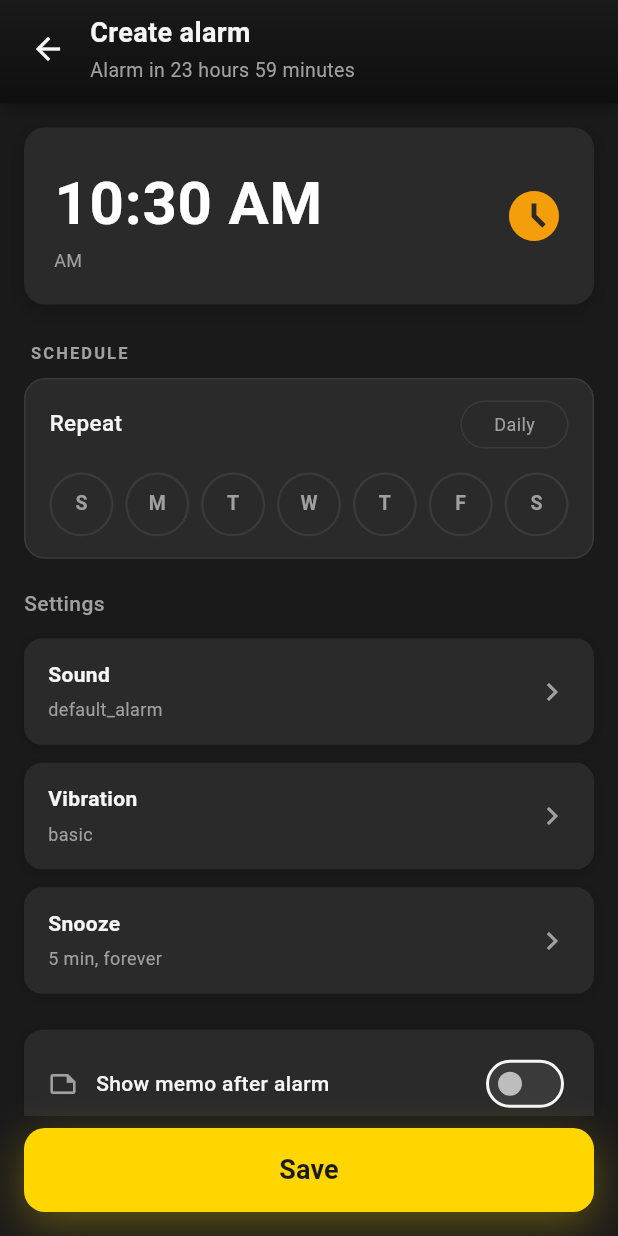
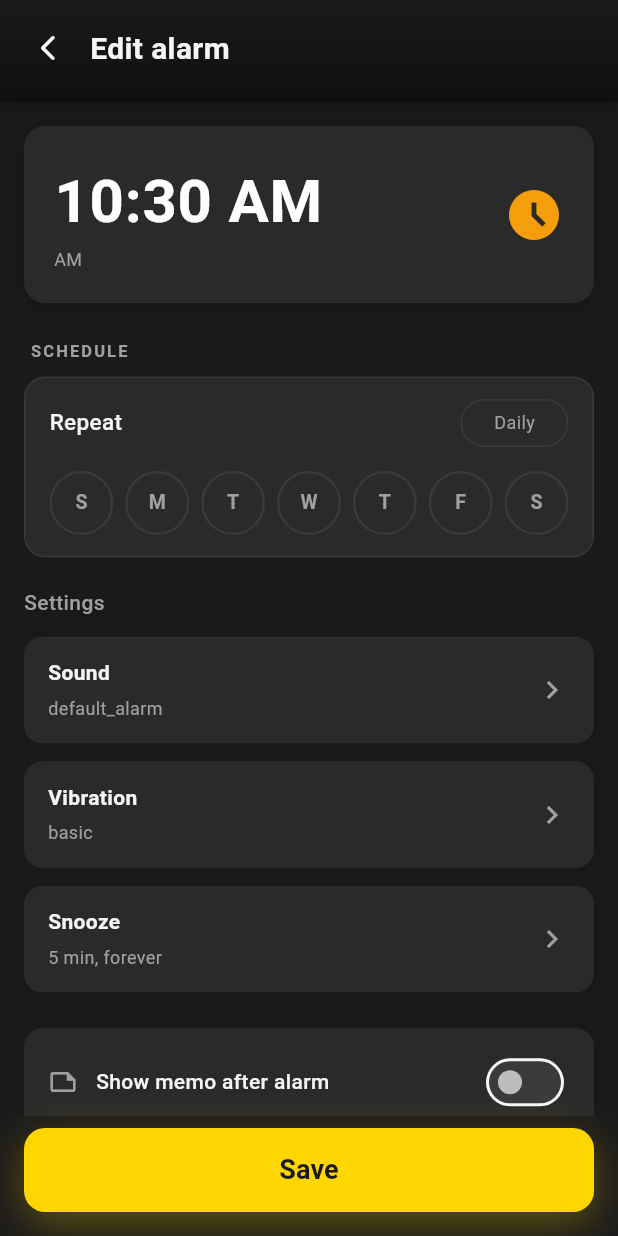
Before and after one commit to prathameshna/elevate, a Flutter app: the EditAlarmScreen screen opened directly, on a phone screen of 412 x 824 dp. Run offline on Flutter 3.47's test engine with Material 3 defaults, Android fonts, the phone set to English and light mode, and no system bars; our stand-ins replace flutter_local_notifications, permission_handler, shared_preferences, timezone; accounts and stored records are empty.

Commit message:
style: simplify EditAlarmScreen header per user request

```diff
--- a/lib/screens/edit_alarm_screen.dart
+++ b/lib/screens/edit_alarm_screen.dart
@@ -91,32 +91,6 @@ class _EditAlarmScreenState extends State<EditAlarmScreen> {
     super.dispose();
   }
 
-  String _getTimeUntilAlarm() {
-    final now = DateTime.now();
-    var alarmDateTime = DateTime(
-      now.year,
-      now.month,
-      now.day,
-      _selectedTime.hour,
-      _selectedTime.minute,
-    );
-
-    if (alarmDateTime.isBefore(now)) {
-      alarmDateTime = alarmDateTime.add(const Duration(days: 1));
-    }
-
-    final diff = alarmDateTime.difference(now);
-    final hours = diff.inHours;
-    final minutes = diff.inMinutes % 60;
-
-    if (hours == 0) {
-      return 'Alarm in $minutes minute${minutes != 1 ? 's' : ''}';
-    } else if (minutes == 0) {
-      return 'Alarm in $hours hour${hours != 1 ? 's' : ''}';
-    } else {
-      return 'Alarm in $hours hour${hours != 1 ? 's' : ''} $minutes minute${minutes != 1 ? 's' : ''}';
-    }
-  }
 
   Future<void> _pickTime() async {
     final TimeOfDay? picked = await showTimePicker(
@@ -398,7 +372,12 @@ class _EditAlarmScreenState extends State<EditAlarmScreen> {
 
   Widget _buildProfessionalHeader(BuildContext context) {
     return Container(
-      padding: EdgeInsets.only(top: MediaQuery.of(context).padding.top + 8, bottom: 12, left: 8, right: 16),
+      padding: EdgeInsets.only(
+        top: MediaQuery.of(context).padding.top + 8,
+        bottom: 12,
+        left: 8,
+        right: 16,
+      ),
       decoration: BoxDecoration(
         gradient: const LinearGradient(
           begin: Alignment.topCenter,
@@ -416,31 +395,26 @@ class _EditAlarmScreenState extends State<EditAlarmScreen> {
       child: Row(
         children: [
           IconButton(
-            icon: const Icon(Icons.arrow_back, color: Color(0xFFF5F5F5), size: 24),
+            icon: const Icon(
+              Icons.arrow_back_ios_new_rounded,
+              color: Color(0xFFF5F5F5),
+              size: 20,
+            ),
             onPressed: () => Navigator.of(context).pop(),
             constraints: const BoxConstraints(minWidth: 48, minHeight: 48),
           ),
           const SizedBox(width: 4),
-          Expanded(
+          const Expanded(
             child: Column(
               crossAxisAlignment: CrossAxisAlignment.start,
               mainAxisSize: MainAxisSize.min,
               children: [
                 Text(
-                  _isEditMode ? 'Edit alarm' : 'Create alarm',
-                  style: const TextStyle(
+                  'Edit alarm',
+                  style: TextStyle(
                     color: Color(0xFFF5F5F5),
-                    fontSize: 18,
-                    fontWeight: FontWeight.w600,
-                  ),
-                ),
-                const SizedBox(height: 2),
-                Text(
-                  _getTimeUntilAlarm(),
-                  style: const TextStyle(
-                    color: Color(0xFFA0A0A0),
-                    fontSize: 13,
-                    fontWeight: FontWeight.w400,
+                    fontSize: 20,
+                    fontWeight: FontWeight.w700,
                   ),
                 ),
               ],
```
